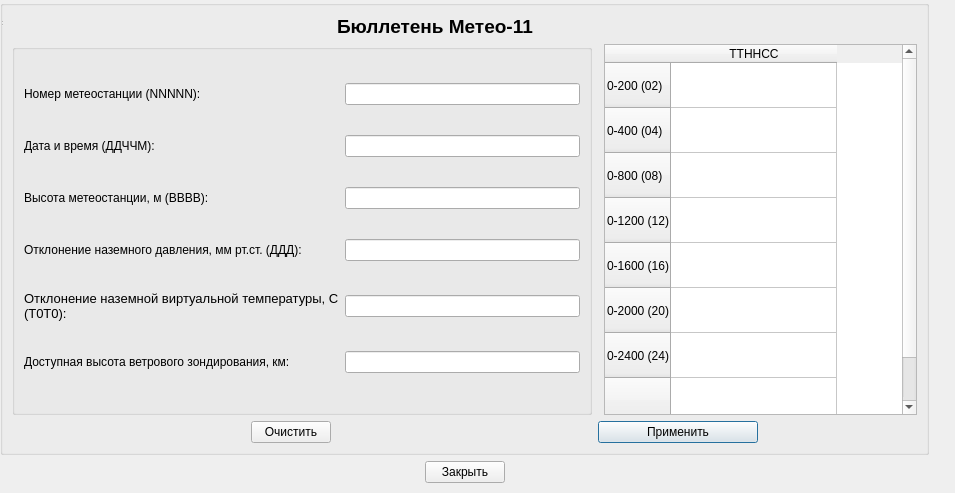
Before: the Qt Designer form Meteo11.ui in Pobryakushka/MMK, drawn with Qt 5.
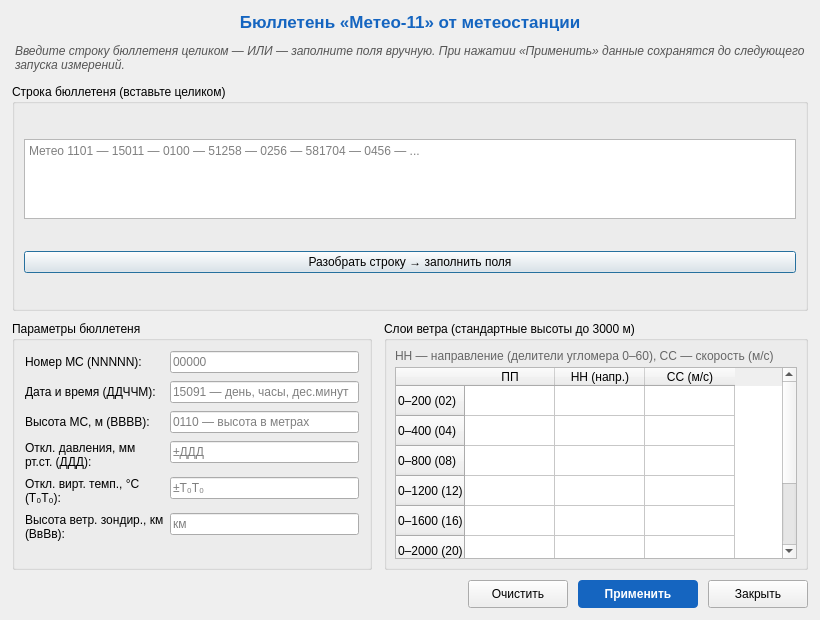
After: the same form once the commit is applied.

Commit message:
Полная переработка Метео11
Необходимо тестировать

The edit to the form file:
```diff
--- a/Meteo11.ui
+++ b/Meteo11.ui
@@ -6,141 +6,157 @@
    <rect>
     <x>0</x>
     <y>0</y>
-    <width>955</width>
-    <height>493</height>
+    <width>820</width>
+    <height>620</height>
    </rect>
   </property>
+  <property name="minimumSize">
+   <size>
+    <width>820</width>
+    <height>620</height>
+   </size>
+  </property>
   <property name="windowTitle">
    <string>Meteo-11</string>
   </property>
-  <widget class="QWidget" name="centralwidget">
-   <property name="geometry">
-    <rect>
-     <x>0</x>
-     <y>0</y>
-     <width>929</width>
-     <height>483</height>
-    </rect>
+  <layout class="QVBoxLayout" name="mainVLayout">
+   <property name="spacing">
+    <number>10</number>
    </property>
-   <layout class="QGridLayout" name="gridLayout_3">
-    <item row="0" column="0" colspan="3">
-     <widget class="QGroupBox" name="groupBox">
-      <property name="title">
-       <string/>
-      </property>
-      <layout class="QGridLayout" name="gridLayout">
-       <item row="0" column="2" colspan="2">
-        <widget class="QLabel" name="lblMeteo11">
-         <property name="font">
-          <font>
-           <pointsize>14</pointsize>
-           <weight>75</weight>
-           <bold>true</bold>
-          </font>
-         </property>
-         <property name="text">
-          <string>Бюллетень Метео-11</string>
-         </property>
-         <property name="textFormat">
-          <enum>Qt::AutoText</enum>
-         </property>
-        </widget>
-       </item>
-       <item row="0" column="4">
-        <spacer name="horizontalSpacer_2">
-         <property name="orientation">
-          <enum>Qt::Horizontal</enum>
-         </property>
-         <property name="sizeHint" stdset="0">
-          <size>
-           <width>40</width>
-           <height>20</height>
-          </size>
-         </property>
-        </spacer>
-       </item>
-       <item row="2" column="3" colspan="2">
-        <widget class="QPushButton" name="btnMet11Apply">
+   <property name="leftMargin">
+    <number>12</number>
+   </property>
+   <property name="topMargin">
+    <number>12</number>
+   </property>
+   <property name="rightMargin">
+    <number>12</number>
+   </property>
+   <property name="bottomMargin">
+    <number>12</number>
+   </property>
+   <item>
+    <widget class="QLabel" name="lblMeteo11Title">
+     <property name="styleSheet">
+      <string notr="true">font-size: 13pt; font-weight: bold; color: #1565C0;</string>
+     </property>
          <property name="text">
-          <string>Применить</string>
-         </property>
-        </widget>
-       </item>
-       <item row="2" column="5">
-        <spacer name="horizontalSpacer_8">
-         <property name="orientation">
-          <enum>Qt::Horizontal</enum>
-         </property>
-         <property name="sizeHint" stdset="0">
-          <size>
-           <width>145</width>
-           <height>20</height>
-          </size>
-         </property>
-        </spacer>
-       </item>
-       <item row="0" column="0" colspan="2">
-        <spacer name="horizontalSpacer">
-         <property name="orientation">
-          <enum>Qt::Horizontal</enum>
-         </property>
-         <property name="sizeHint" stdset="0">
-          <size>
-           <width>319</width>
-           <height>20</height>
-          </size>
-         </property>
-        </spacer>
-       </item>
-       <item row="2" column="2">
-        <spacer name="horizontalSpacer_7">
-         <property name="orientation">
-          <enum>Qt::Horizontal</enum>
-         </property>
-         <property name="sizeHint" stdset="0">
-          <size>
-           <width>255</width>
-           <height>20</height>
-          </size>
-         </property>
-        </spacer>
-       </item>
-       <item row="1" column="0" colspan="3">
-        <widget class="QGroupBox" name="groupBox_2">
-         <property name="title">
-          <string/>
-         </property>
-         <layout class="QGridLayout" name="gridLayout_2">
-          <item row="2" column="0">
-           <widget class="QLabel" name="lblMet11Height">
+      <string>Бюллетень «Метео-11» от метеостанции</string>
+     </property>
+     <property name="alignment">
+      <set>Qt::AlignCenter</set>
+     </property>
+    </widget>
+   </item>
+   <item>
+    <widget class="QLabel" name="lblHint">
+     <property name="styleSheet">
+      <string notr="true">color: #555; font-style: italic; padding: 2px 0;</string>
+     </property>
             <property name="text">
-             <string>Высота метеостанции, м (ВВВВ):</string>
-            </property>
-           </widget>
-          </item>
-          <item row="3" column="2">
-           <widget class="QLineEdit" name="lineEdit_Met11GroundPresDev"/>
-          </item>
-          <item row="0" column="2">
-           <widget class="QLineEdit" name="lineEdit_Met11StationNum"/>
-          </item>
-          <item row="3" column="0">
-           <widget class="QLabel" name="lblMet11GroundPresDev">
-            <property name="text">
-             <string>Отклонение наземного давления, мм рт.ст. (ДДД):</string>
+      <string>Введите строку бюллетеня целиком — ИЛИ — заполните поля вручную. При нажатии «Применить» данные сохранятся до следующего запуска измерений.</string>
             </property>
             <property name="wordWrap">
              <bool>true</bool>
             </property>
            </widget>
           </item>
-          <item row="4" column="2">
-           <widget class="QLineEdit" name="lineEdit_Met11GroundVertTempDev"/>
-          </item>
+   <item>
+    <widget class="QGroupBox" name="grpRawString">
+     <property name="title">
+      <string>Строка бюллетеня (вставьте целиком)</string>
+     </property>
+     <layout class="QVBoxLayout" name="rawVLayout">
+      <property name="spacing">
+       <number>6</number>
+      </property>
+      <item>
+       <widget class="QPlainTextEdit" name="plainEdit_rawBulletin">
+        <property name="minimumSize">
+         <size>
+          <width>0</width>
+          <height>60</height>
+         </size>
+        </property>
+        <property name="maximumSize">
+         <size>
+          <width>16777215</width>
+          <height>80</height>
+         </size>
+        </property>
+        <property name="placeholderText">
+         <string>Метео 1101 — 15011 — 0100 — 51258 — 0256 — 581704 — 0456 — ...</string>
+        </property>
+       </widget>
+      </item>
+      <item>
+       <widget class="QPushButton" name="btnMet11Parse">
+        <property name="toolTip">
+         <string>Разобрать введённую строку и автоматически заполнить поля ниже</string>
+        </property>
+        <property name="text">
+         <string>Разобрать строку → заполнить поля</string>
+        </property>
+       </widget>
+      </item>
+     </layout>
+    </widget>
+   </item>
+   <item>
+    <layout class="QHBoxLayout" name="hLayoutMain">
+     <property name="spacing">
+      <number>12</number>
+     </property>
+     <item>
+      <widget class="QGroupBox" name="grpHeader">
+       <property name="minimumSize">
+        <size>
+         <width>320</width>
+         <height>0</height>
+        </size>
+       </property>
+       <property name="maximumSize">
+        <size>
+         <width>360</width>
+         <height>16777215</height>
+        </size>
+       </property>
+       <property name="title">
+        <string>Параметры бюллетеня</string>
+       </property>
+       <layout class="QFormLayout" name="formHeader">
+        <property name="verticalSpacing">
+         <number>8</number>
+        </property>
+        <property name="leftMargin">
+         <number>10</number>
+        </property>
+        <property name="topMargin">
+         <number>10</number>
+        </property>
+        <property name="rightMargin">
+         <number>10</number>
+        </property>
+        <property name="bottomMargin">
+         <number>10</number>
+        </property>
           <item row="0" column="0">
            <widget class="QLabel" name="lblMet11StationNum">
             <property name="text">
-             <string>Номер метеостанции (NNNNN):</string>
+           <string>Номер МС (NNNNN):</string>
+          </property>
+         </widget>
+        </item>
+        <item row="0" column="1">
+         <widget class="QLineEdit" name="lineEdit_Met11StationNum">
+          <property name="maxLength">
+           <number>5</number>
+          </property>
+          <property name="placeholderText">
+           <string>00000</string>
+          </property>
+          <property name="maximumLength" stdset="0">
+           <number>5</number>
             </property>
            </widget>
           </item>
@@ -151,178 +167,264 @@
             </property>
            </widget>
           </item>
-          <item row="2" column="2">
-           <widget class="QLineEdit" name="lineEdit_Met11StationHeight"/>
+        <item row="1" column="1">
+         <widget class="QLineEdit" name="lineEdit_Met11DateTime">
+          <property name="maxLength">
+           <number>5</number>
+          </property>
+          <property name="placeholderText">
+           <string>15091 — день, часы, дес.минут</string>
+          </property>
+         </widget>
+        </item>
+        <item row="2" column="0">
+         <widget class="QLabel" name="lblMet11Height">
+          <property name="text">
+           <string>Высота МС, м (ВВВВ):</string>
+          </property>
+         </widget>
+        </item>
+        <item row="2" column="1">
+         <widget class="QLineEdit" name="lineEdit_Met11StationHeight">
+          <property name="placeholderText">
+           <string>0110 — высота в метрах</string>
+          </property>
+         </widget>
+        </item>
+        <item row="3" column="0">
+         <widget class="QLabel" name="lblMet11GroundPresDev">
+          <property name="text">
+           <string>Откл. давления, мм рт.ст. (ДДД):</string>
+          </property>
+          <property name="wordWrap">
+           <bool>true</bool>
+          </property>
+         </widget>
+        </item>
+        <item row="3" column="1">
+         <widget class="QLineEdit" name="lineEdit_Met11GroundPresDev">
+          <property name="placeholderText">
+           <string>±ДДД</string>
+          </property>
+         </widget>
           </item>
           <item row="4" column="0">
            <widget class="QLabel" name="lblMet11GroundVirtTempDev">
-            <property name="font">
-             <font>
-              <pointsize>10</pointsize>
-             </font>
-            </property>
             <property name="text">
-             <string>Отклонение наземной виртуальной температуры, C (T0T0):</string>
+           <string>Откл. вирт. темп., °С (T₀T₀):</string>
             </property>
             <property name="wordWrap">
              <bool>true</bool>
             </property>
            </widget>
           </item>
-          <item row="5" column="2">
-           <widget class="QLineEdit" name="lineEdit_Met11AchievedSensHeight"/>
+        <item row="4" column="1">
+         <widget class="QLineEdit" name="lineEdit_Met11GroundVertTempDev">
+          <property name="placeholderText">
+           <string>±T₀T₀</string>
+          </property>
+         </widget>
           </item>
           <item row="5" column="0">
            <widget class="QLabel" name="lblMet11AchievedSensHeight">
             <property name="text">
-             <string>Доступная высота ветрового зондирования, км:</string>
+           <string>Высота ветр. зондир., км (BвBв):</string>
             </property>
             <property name="wordWrap">
              <bool>true</bool>
             </property>
            </widget>
           </item>
-          <item row="1" column="2">
-           <widget class="QLineEdit" name="lineEdit_Met11DateTime"/>
+        <item row="5" column="1">
+         <widget class="QLineEdit" name="lineEdit_Met11AchievedSensHeight">
+          <property name="placeholderText">
+           <string>км</string>
+          </property>
+         </widget>
           </item>
          </layout>
         </widget>
        </item>
-       <item row="2" column="1">
-        <widget class="QPushButton" name="btnMet11Clear">
-         <property name="sizePolicy">
-          <sizepolicy hsizetype="Fixed" vsizetype="Fixed">
-           <horstretch>0</horstretch>
-           <verstretch>0</verstretch>
-          </sizepolicy>
-         </property>
-         <property name="minimumSize">
-          <size>
-           <width>0</width>
-           <height>0</height>
-          </size>
+     <item>
+      <widget class="QGroupBox" name="grpLayers">
+       <property name="title">
+        <string>Слои ветра (стандартные высоты до 3000 м)</string>
+       </property>
+       <layout class="QVBoxLayout" name="vLayoutLayers">
+        <property name="spacing">
+         <number>4</number>
+        </property>
+        <property name="leftMargin">
+         <number>8</number>
+        </property>
+        <property name="topMargin">
+         <number>8</number>
+        </property>
+        <property name="rightMargin">
+         <number>8</number>
+        </property>
+        <property name="bottomMargin">
+         <number>8</number>
+        </property>
+        <item>
+         <widget class="QLabel" name="lblTableHint">
+          <property name="styleSheet">
+           <string notr="true">color: #666; font-size: 9pt;</string>
          </property>
          <property name="text">
-          <string>Очистить</string>
+           <string>НН — направление (делители угломера 0–60), СС — скорость (м/с)</string>
+          </property>
+          <property name="wordWrap">
+           <bool>true</bool>
          </property>
         </widget>
        </item>
-       <item row="2" column="0">
-        <spacer name="horizontalSpacer_5">
-         <property name="orientation">
-          <enum>Qt::Horizontal</enum>
-         </property>
-         <property name="sizeHint" stdset="0">
-          <size>
-           <width>220</width>
-           <height>20</height>
-          </size>
-         </property>
-        </spacer>
-       </item>
-       <item row="1" column="4" colspan="2">
+        <item>
         <widget class="QTableWidget" name="tableWidget_meteo11">
          <attribute name="horizontalHeaderDefaultSectionSize">
-          <number>166</number>
+           <number>90</number>
+          </attribute>
+          <attribute name="horizontalHeaderStretchLastSection">
+           <bool>false</bool>
          </attribute>
          <attribute name="verticalHeaderDefaultSectionSize">
-          <number>45</number>
+           <number>30</number>
          </attribute>
          <row>
           <property name="text">
-           <string>0-200 (02)</string>
+            <string>0–200 (02)</string>
           </property>
          </row>
          <row>
           <property name="text">
-           <string>0-400 (04)</string>
+            <string>0–400 (04)</string>
           </property>
          </row>
          <row>
           <property name="text">
-           <string>0-800 (08)</string>
+            <string>0–800 (08)</string>
           </property>
          </row>
          <row>
           <property name="text">
-           <string>0-1200 (12)</string>
+            <string>0–1200 (12)</string>
           </property>
          </row>
          <row>
           <property name="text">
-           <string>0-1600 (16)</string>
+            <string>0–1600 (16)</string>
           </property>
          </row>
          <row>
           <property name="text">
-           <string>0-2000 (20)</string>
+            <string>0–2000 (20)</string>
           </property>
          </row>
          <row>
           <property name="text">
-           <string>0-2400 (24)</string>
+            <string>0–2400 (24)</string>
           </property>
          </row>
          <row>
+           <property name="text">
+            <string>0–3000 (30)</string>
+           </property>
+          </row>
+          <column>
+           <property name="text">
+            <string>ПП</string>
+           </property>
+          </column>
+          <column>
+           <property name="text">
+            <string>НН (напр.)</string>
+           </property>
+          </column>
+          <column>
+           <property name="text">
+            <string>СС (м/с)</string>
+           </property>
+          </column>
+         </widget>
+        </item>
+       </layout>
+      </widget>
+     </item>
+    </layout>
+   </item>
+   <item>
+    <layout class="QHBoxLayout" name="hLayoutButtons">
+     <property name="spacing">
+      <number>10</number>
+     </property>
+     <item>
+      <widget class="QLabel" name="lblStatus">
+       <property name="styleSheet">
+        <string notr="true">color: #2E7D32; font-weight: bold;</string>
+       </property>
           <property name="text">
            <string/>
           </property>
-         </row>
-         <column>
-          <property name="text">
-           <string>ТТННСС</string>
-          </property>
-         </column>
-        </widget>
-       </item>
-      </layout>
-     </widget>
-    </item>
-    <item row="1" column="0">
-     <spacer name="horizontalSpacer_3">
+      </widget>
+     </item>
+     <item>
+      <spacer name="btnSpacer">
       <property name="orientation">
        <enum>Qt::Horizontal</enum>
       </property>
       <property name="sizeHint" stdset="0">
        <size>
-        <width>416</width>
+         <width>40</width>
         <height>20</height>
        </size>
       </property>
      </spacer>
     </item>
-    <item row="1" column="1">
+     <item>
+      <widget class="QPushButton" name="btnMet11Clear">
+       <property name="minimumSize">
+        <size>
+         <width>100</width>
+         <height>28</height>
+        </size>
+       </property>
+       <property name="text">
+        <string>Очистить</string>
+       </property>
+      </widget>
+     </item>
+     <item>
+      <widget class="QPushButton" name="btnMet11Apply">
+       <property name="minimumSize">
+        <size>
+         <width>120</width>
+         <height>28</height>
+        </size>
+       </property>
+       <property name="styleSheet">
+        <string notr="true">QPushButton { background-color: #1565C0; color: white; font-weight: bold; border-radius: 4px; padding: 4px 12px; } QPushButton:hover { background-color: #1976D2; } QPushButton:pressed { background-color: #0D47A1; }</string>
+       </property>
+       <property name="text">
+        <string>Применить</string>
+       </property>
+      </widget>
+     </item>
+     <item>
      <widget class="QPushButton" name="btnMet11Close">
+       <property name="minimumSize">
+        <size>
+         <width>100</width>
+         <height>28</height>
+        </size>
+       </property>
       <property name="text">
        <string>Закрыть</string>
       </property>
      </widget>
     </item>
-    <item row="1" column="2">
-     <spacer name="horizontalSpacer_4">
-      <property name="orientation">
-       <enum>Qt::Horizontal</enum>
-      </property>
-      <property name="sizeHint" stdset="0">
-       <size>
-        <width>415</width>
-        <height>20</height>
-       </size>
-      </property>
-     </spacer>
-    </item>
-   </layout>
-  </widget>
-  <widget class="QStatusBar" name="statusbar">
-   <property name="geometry">
-    <rect>
-     <x>0</x>
-     <y>0</y>
-     <width>3</width>
-     <height>27</height>
-    </rect>
-   </property>
-  </widget>
+    </layout>
+   </item>
+  </layout>
  </widget>
  <resources/>
  <connections/>
```
Left out of the diff: 2 changed lines with no effect on the pictures. Lines whose indentation alone changed are shown as unchanged. The commit also changes 9 other files.
